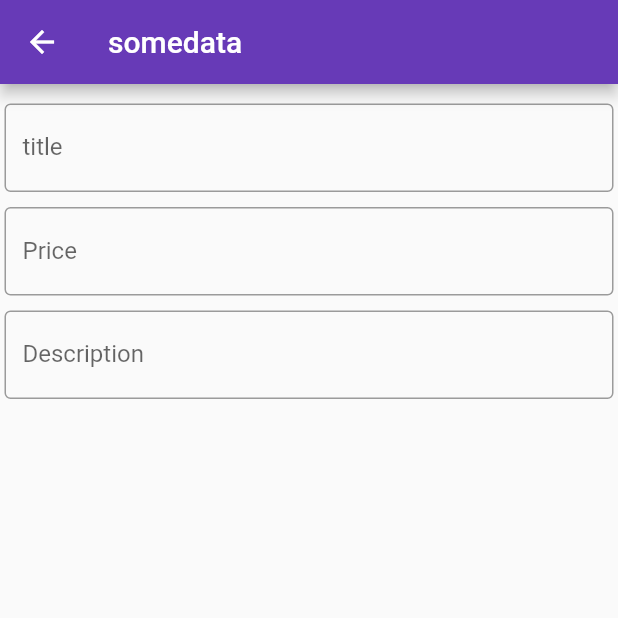
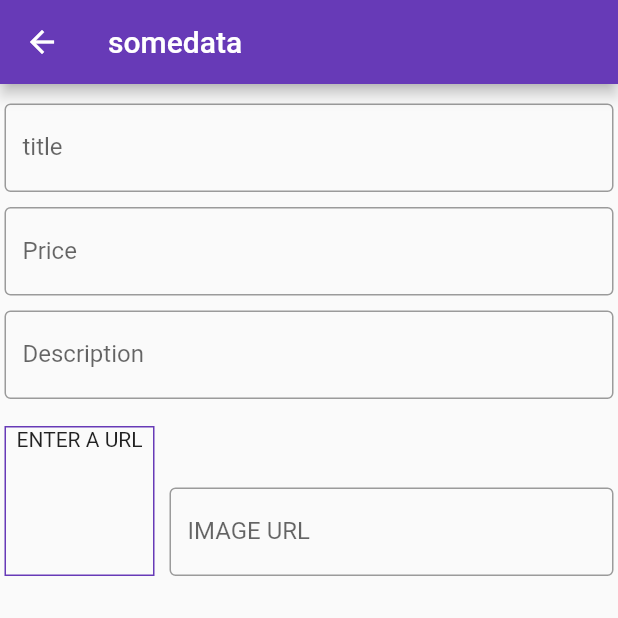
Before and after one commit to suyashR007/shoppapp, a Flutter app: the ReEditProduct screen opened by its route, on a phone screen of 412 x 824 dp, the top half of it. Run offline on Flutter 3.47's test engine with Material 2 defaults, Android fonts, the phone set to English and light mode, and no system bars; network calls fail.

Commit message:
basic structure of reedit page

```diff
--- a/lib/screens/reedit_product.dart
+++ b/lib/screens/reedit_product.dart
@@ -4,6 +4,7 @@ import 'package:shoppapp/providers/products_provider.dart';
 
 class ReEditProduct extends StatefulWidget {
   static const routeName = '/reedit-product-screen';
+
   const ReEditProduct({Key? key}) : super(key: key);
 
   @override
@@ -12,6 +13,9 @@ class ReEditProduct extends StatefulWidget {
 
 class _ReEditProductState extends State<ReEditProduct> {
   final _form = GlobalKey<FormState>();
+  final _imageUrlController = TextEditingController();
+  final _imageUrlFocusNode = FocusNode();
+
   @override
   Widget build(BuildContext context) {
     return Scaffold(
@@ -51,6 +55,46 @@ class _ReEditProductState extends State<ReEditProduct> {
               const SizedBox(
                 height: 10,
               ),
+              Row(
+                crossAxisAlignment: CrossAxisAlignment.end,
+                children: [
+                  Container(
+                    width: 100,
+                    height: 100,
+                    margin: const EdgeInsets.only(right: 10, top: 8),
+                    decoration: BoxDecoration(
+                        border: Border.all(
+                      color: Colors.deepPurple,
+                    )),
+                    child: Container(
+                      child: _imageUrlController.text.isEmpty
+                          ? const Text(
+                              'ENTER A URL',
+                              textAlign: TextAlign.center,
+                            )
+                          : FittedBox(
+                              child: Image.network(_imageUrlController.text),
+                              fit: BoxFit.cover,
+                            ),
+                    ),
+                  ),
+                  Expanded(
+                    child: TextFormField(
+                      decoration: const InputDecoration(
+                        labelText: 'IMAGE URL',
+                        border: OutlineInputBorder(),
+                      ),
+                      controller: _imageUrlController,
+                      keyboardType: TextInputType.url,
+                      textInputAction: TextInputAction.done,
+                      focusNode: _imageUrlFocusNode,
+                      onEditingComplete: () {
+                        setState(() {});
+                      },
+                    ),
+                  ),
+                ],
+              ),
             ],
           ),
         ),
```
